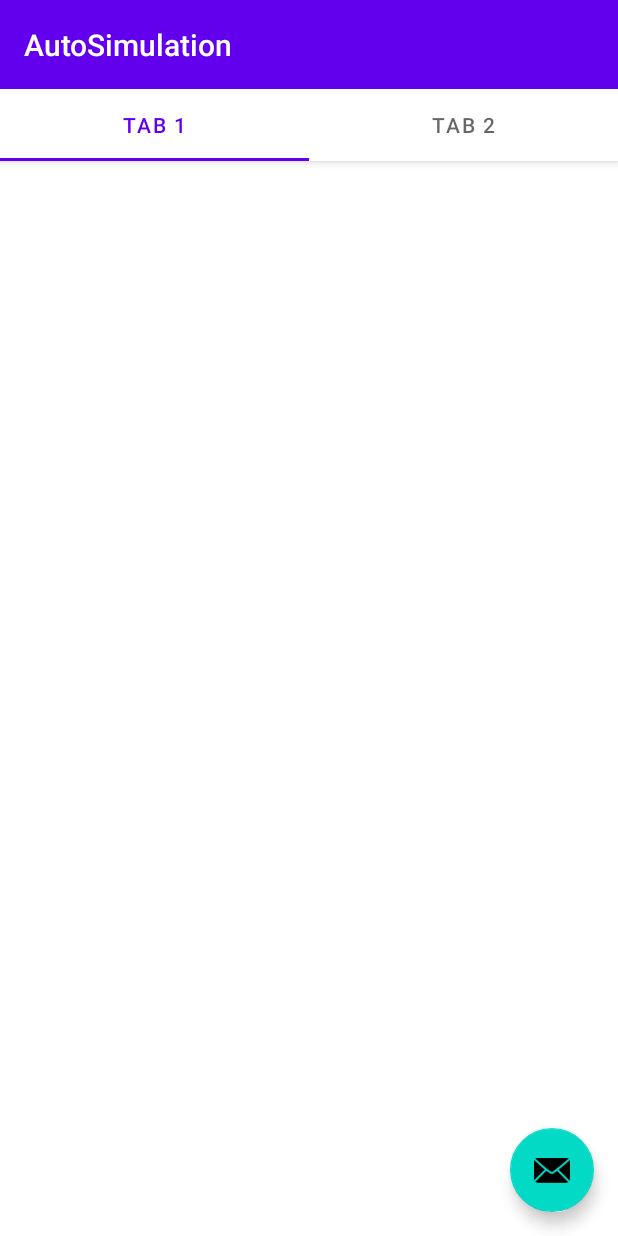
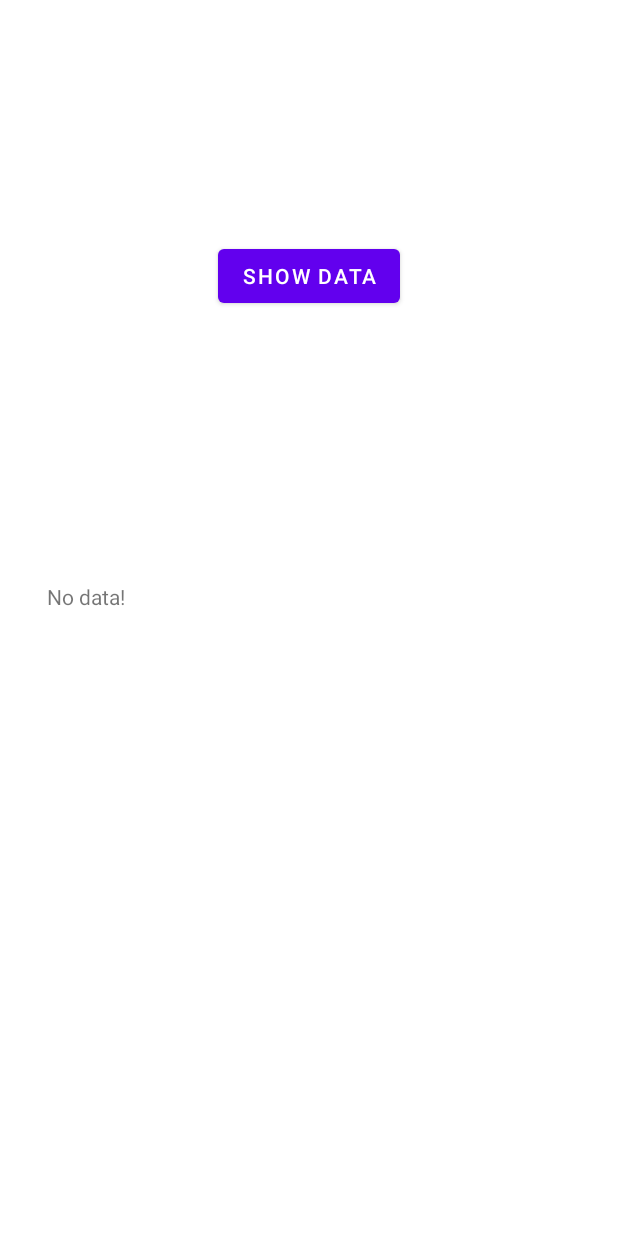
Before and after one commit to AIR-FOI-HR/JCC22-01, an Android app: the screen it shows after launch (MainActivity), on a phone screen of 412 x 824 dp. Run offline under Robolectric (Android 15) with nearby library versions, the light colour scheme and no system bars.

Commit message:
Početni oblik prikaza u listi.

```diff
--- a/Android/app/build.gradle
+++ b/Android/app/build.gradle
@@ -33,6 +33,10 @@ android {
     buildFeatures {
         viewBinding true
     }
+
+    buildFeatures {
+        viewBinding true
+    }
 }
 
 dependencies {
@@ -44,6 +48,7 @@ dependencies {
     implementation 'androidx.lifecycle:lifecycle-livedata-ktx:2.4.1'
     implementation 'androidx.lifecycle:lifecycle-viewmodel-ktx:2.4.1'
     implementation project(path: ':database1')
+    implementation project(path: ':database1')
     testImplementation 'junit:junit:4.13.2'
     androidTestImplementation 'androidx.test.ext:junit:1.1.3'
     androidTestImplementation 'androidx.test.espresso:espresso-core:3.4.0'
--- a/Android/app/src/main/java/hr/foi/air/autosimulation/MainActivity.kt
+++ b/Android/app/src/main/java/hr/foi/air/autosimulation/MainActivity.kt
@@ -1,42 +1,38 @@
 package hr.foi.air.autosimulation
 
 import android.os.Bundle
-import com.google.android.material.floatingactionbutton.FloatingActionButton
-import com.google.android.material.snackbar.Snackbar
-import com.google.android.material.tabs.TabLayout
-import androidx.viewpager.widget.ViewPager
+import android.view.View
+import android.widget.ArrayAdapter
+import android.widget.Button
 import androidx.appcompat.app.AppCompatActivity
-import android.view.Menu
-import android.view.MenuItem
-import hr.foi.air.autosimulation.ui.main.SectionsPagerAdapter
 import hr.foi.air.autosimulation.databinding.ActivityMainBinding
+import hr.foi.air.autosimulation.databinding.FragmentMainBinding
+import hr.foi.air.database1.data.DataRepository
 import hr.foi.air.database1.data.MockData
 
 class MainActivity : AppCompatActivity() {
-
-    private lateinit var binding: ActivityMainBinding
-
     override fun onCreate(savedInstanceState: Bundle?) {
         super.onCreate(savedInstanceState)
 
-        binding = ActivityMainBinding.inflate(layoutInflater)
+        val binding = FragmentMainBinding.inflate(layoutInflater)
         setContentView(binding.root)
 
-        val sectionsPagerAdapter = SectionsPagerAdapter(this, supportFragmentManager)
-        val viewPager: ViewPager = binding.viewPager
-        viewPager.adapter = sectionsPagerAdapter
-        val tabs: TabLayout = binding.tabs
-        tabs.setupWithViewPager(viewPager)
-        val fab: FloatingActionButton = binding.fab
-
-        fab.setOnClickListener { view ->
-            Snackbar.make(view, "Replace with your own action", Snackbar.LENGTH_LONG)
-                .setAction("Action", null).show()
+        //val btnShowData = findViewById<Button>(R.id.btn_show_data)
+        binding.btnShowData.setOnClickListener{
+            setupDatabase(binding)
         }
 
-        setupDatabase()
     }
-    private fun setupDatabase(){
+
+    private fun setupDatabase(binding: FragmentMainBinding){
+        //unos podataka u bazu
         MockData.insertAllData(this)
+
+        var actions : List<String>? = DataRepository(this).getActionNames()
+
+        //prikaz podataka na zaslonu
+        if(actions != null){
+            binding.lstActions.adapter = ArrayAdapter<String>(this, android.R.layout.simple_list_item_1, actions)
+        }
     }
 }
--- a/Android/app/src/main/res/layout/activity_main.xml
+++ b/Android/app/src/main/res/layout/activity_main.xml
@@ -1,37 +1,12 @@
 <?xml version="1.0" encoding="utf-8"?>
-<androidx.coordinatorlayout.widget.CoordinatorLayout xmlns:android="http://schemas.android.com/apk/res/android"
+<androidx.coordinatorlayout.widget.CoordinatorLayout
+    xmlns:android="http://schemas.android.com/apk/res/android"
     xmlns:app="http://schemas.android.com/apk/res-auto"
     xmlns:tools="http://schemas.android.com/tools"
     android:layout_width="match_parent"
     android:layout_height="match_parent"
+    android:padding="@dimen/activity_padding"
     tools:context=".MainActivity">
-
-    <com.google.android.material.appbar.AppBarLayout
-        android:layout_width="match_parent"
-        android:layout_height="wrap_content"
-        android:theme="@style/Theme.AutoSimulation.AppBarOverlay">
-
-        <TextView
-            android:id="@+id/title"
-            android:layout_width="wrap_content"
-            android:layout_height="wrap_content"
-            android:gravity="center"
-            android:minHeight="?actionBarSize"
-            android:padding="@dimen/appbar_padding"
-            android:text="@string/app_name"
-            android:textAppearance="@style/TextAppearance.Widget.AppCompat.Toolbar.Title" />
-
-        <com.google.android.material.tabs.TabLayout
-            android:id="@+id/tabs"
-            android:layout_width="match_parent"
-            android:layout_height="wrap_content" />
-    </com.google.android.material.appbar.AppBarLayout>
-
-    <androidx.viewpager.widget.ViewPager
-        android:id="@+id/view_pager"
-        android:layout_width="match_parent"
-        android:layout_height="match_parent"
-        app:layout_behavior="@string/appbar_scrolling_view_behavior" />
 
     <com.google.android.material.floatingactionbutton.FloatingActionButton
         android:id="@+id/fab"
@@ -40,5 +15,5 @@
         android:layout_gravity="bottom|end"
         android:layout_marginEnd="@dimen/fab_margin"
         android:layout_marginBottom="16dp"
-        app:srcCompat="@android:drawable/ic_dialog_email" />
+        app:srcCompat="@drawable/ic_launcher_foreground" />
 </androidx.coordinatorlayout.widget.CoordinatorLayout>
--- a/Android/app/src/main/res/layout/fragment_main.xml
+++ b/Android/app/src/main/res/layout/fragment_main.xml
@@ -7,17 +7,33 @@
     android:layout_height="match_parent"
     tools:context=".ui.main.PlaceholderFragment">
 
-    <TextView
-        android:id="@+id/section_label"
+    <Button
+        android:id="@+id/btn_show_data"
         android:layout_width="wrap_content"
         android:layout_height="wrap_content"
-        android:layout_marginStart="@dimen/activity_horizontal_margin"
-        android:layout_marginTop="@dimen/activity_vertical_margin"
-        android:layout_marginEnd="@dimen/activity_horizontal_margin"
-        android:layout_marginBottom="@dimen/activity_vertical_margin"
+        android:layout_marginTop="160dp"
+        android:text="@string/show_data"
+        app:layout_constraintEnd_toEndOf="parent"
+        app:layout_constraintStart_toStartOf="parent"
+        app:layout_constraintTop_toTopOf="parent" />
+
+    <ListView
+        android:id="@+id/lst_actions"
+        android:layout_width="413dp"
+        android:layout_height="515dp"
+        app:layout_constraintBottom_toBottomOf="parent"
+        app:layout_constraintTop_toBottomOf="@+id/btn_show_data"
+        app:layout_constraintVertical_bias="1.0"
+        tools:layout_editor_absoluteX="0dp" />
+
+    <TextView
+        android:id="@+id/empty_message"
+        android:layout_width="350dp"
+        android:layout_height="48dp"
+        android:text="@string/noData"
+        app:layout_constraintBottom_toBottomOf="parent"
         app:layout_constraintLeft_toLeftOf="parent"
-        app:layout_constraintTop_toTopOf="@+id/constraintLayout"
-        tools:layout_constraintLeft_creator="1"
-        tools:layout_constraintTop_creator="1" />
+        app:layout_constraintRight_toRightOf="parent"
+        app:layout_constraintTop_toTopOf="parent" />
 
 </androidx.constraintlayout.widget.ConstraintLayout>
--- a/Android/app/src/main/res/values/dimens.xml
+++ b/Android/app/src/main/res/values/dimens.xml
@@ -5,4 +5,6 @@
     <dimen name="appbar_padding">16dp</dimen>
     <dimen name="fab_margin">16dp</dimen>
     <dimen name="appbar_padding_top">8dp</dimen>
+    <dimen name="activity_paddding">16dp</dimen>
+    <dimen name="activity_padding">16dp</dimen>
 </resources>
--- a/Android/app/src/main/res/values/strings.xml
+++ b/Android/app/src/main/res/values/strings.xml
@@ -2,4 +2,7 @@
     <string name="app_name">AutoSimulation</string>
     <string name="tab_text_1">Tab 1</string>
     <string name="tab_text_2">Tab 2</string>
+    <string name="show_data">Show Data</string>
+    <string name="no_data" />
+    <string name="noData">No data!</string>
 </resources>
--- a/Android/database1/src/main/java/hr/foi/air/database1/DAO.kt
+++ b/Android/database1/src/main/java/hr/foi/air/database1/DAO.kt
@@ -46,4 +46,7 @@ interface DAO {
 
     @Query("SELECT * FROM Rides WHERE carId = :carId")
     fun getAllRidesByCar(carId: Int): List<Ride>
+
+    @Query("SELECT `action` FROM obstacleTypes")
+    fun getActionNameForObstacle():List<String>
 }
--- /dev/null
+++ b/Android/database1/src/main/java/hr/foi/air/database1/data/DataRepository.kt
@@ -0,0 +1,19 @@
+package hr.foi.air.database1.data
+
+import android.content.Context
+import hr.foi.air.database1.DAO
+import hr.foi.air.database1.MainDatabase
+
+
+class DataRepository(context: Context) {
+    private var dao: DAO? = null
+
+    init{
+        dao = MainDatabase.getInstance(context).getDao()
+    }
+
+    fun getActionNames(): List<String>?
+    {
+        return dao?.getActionNameForObstacle()
+    }
+}
```
